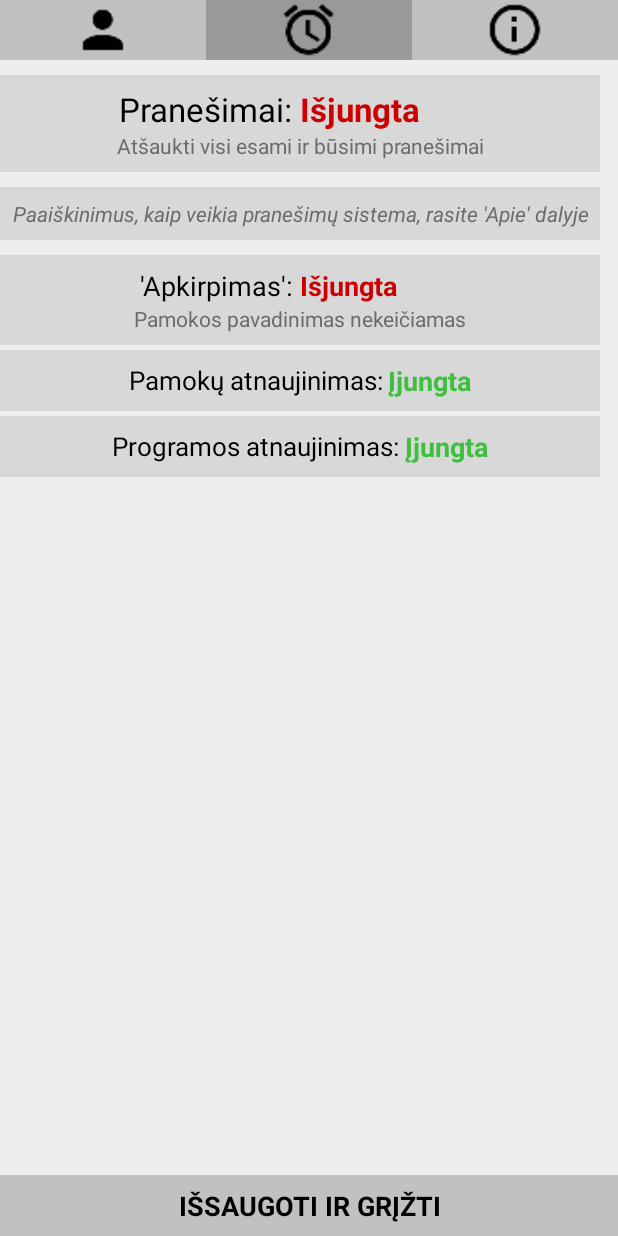
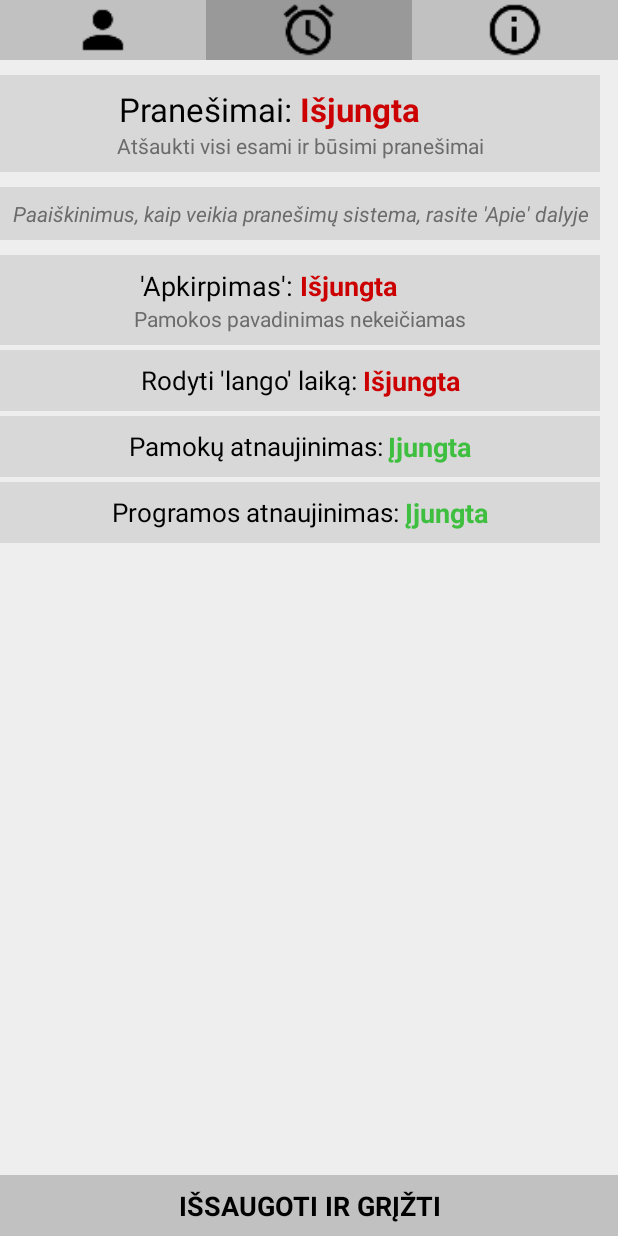
Before and after one commit to EidenisK/tvarkarastis, an Android app: the SelectSettingsActivity screen opened directly, with no data from a screen before it, after a tap on an icon or button, on a phone screen of 412 x 824 dp. Run offline under Robolectric (Android 15) with nearby library versions, the light colour scheme and no system bars; 1 other tap on this screen came first.

Commit message:
galima pasirinkti, kad rodytų laiką 'langui'

```diff
--- a/app/src/main/res/layout/activity_select_settings.xml
+++ b/app/src/main/res/layout/activity_select_settings.xml
@@ -419,6 +419,47 @@
                 </LinearLayout>
 
                 <LinearLayout
+                    android:id="@+id/showAllTimes_group"
+                    android:layout_width="match_parent"
+                    android:layout_height="match_parent"
+                    android:layout_marginTop="3dp"
+                    android:background="?grayBackgroundColor"
+                    android:clickable="true"
+                    android:focusable="true"
+                    android:onClick="pakeistiLangoLaikoNustatymus"
+                    android:orientation="vertical"
+                    android:paddingBottom="8dp"
+                    android:paddingTop="8dp">
+
+                    <LinearLayout
+                        android:layout_width="match_parent"
+                        android:layout_height="wrap_content"
+                        android:orientation="horizontal">
+
+                        <TextView
+                            android:id="@+id/showAllTimes_text"
+                            android:layout_width="wrap_content"
+                            android:layout_height="match_parent"
+                            android:layout_weight="1"
+                            android:text="@string/rodyti_lango_laika"
+                            android:textAlignment="viewEnd"
+                            android:textColor="?blackText"
+                            android:textSize="17sp" />
+
+                        <TextView
+                            android:id="@+id/showAllTimesBusena"
+                            android:layout_width="wrap_content"
+                            android:layout_height="match_parent"
+                            android:layout_weight="1"
+                            android:textAlignment="textStart"
+                            android:textColor="?blackText"
+                            android:textSize="18sp"
+                            android:textStyle="bold" />
+
+                    </LinearLayout>
+                </LinearLayout>
+
+                <LinearLayout
                     android:id="@+id/autoUpdate_group"
                     android:layout_width="match_parent"
                     android:layout_height="match_parent"
--- a/app/src/main/res/values/strings.xml
+++ b/app/src/main/res/values/strings.xml
@@ -126,4 +126,5 @@
     <string name="klaida_main_link1">Klaida siunčiantis tvarkaraščio nuorodą (\"Tvarkaraštis\" 404/403)</string>
     <string name="klaida_main_link2">Klaida siunčiantis tvarkaraščio nuorodą (target 404)</string>
     <string name="atzymetas_mokinys">Atžymėtas mokinys:&#160;</string>
+    <string name="rodyti_lango_laika">Rodyti \'lango\' laiką:&#160;</string>
 </resources>
```
Also changed, not shown: app/src/main/java/com/example/user/myapplication/ListRemoteViewsFactory.java (+10 -2 lines), app/src/main/java/com/example/user/myapplication/PamokosAdapter.java (+13 -3 lines), app/src/main/java/com/example/user/myapplication/SelectSettingsActivity.java (+8 -0 lines).
